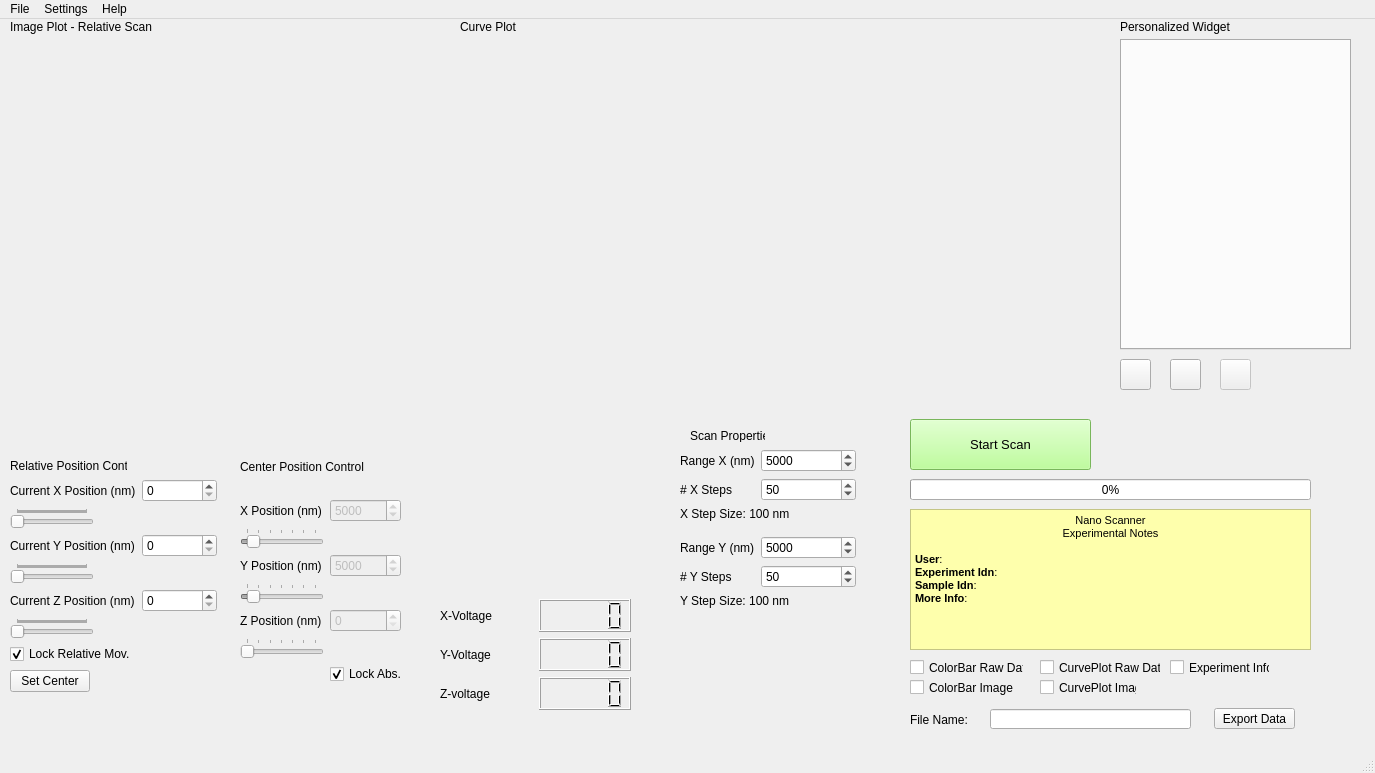
Old version of the form nanoscanner/main_layout.ui in the repository AllisonPessoa/nano-scanner.
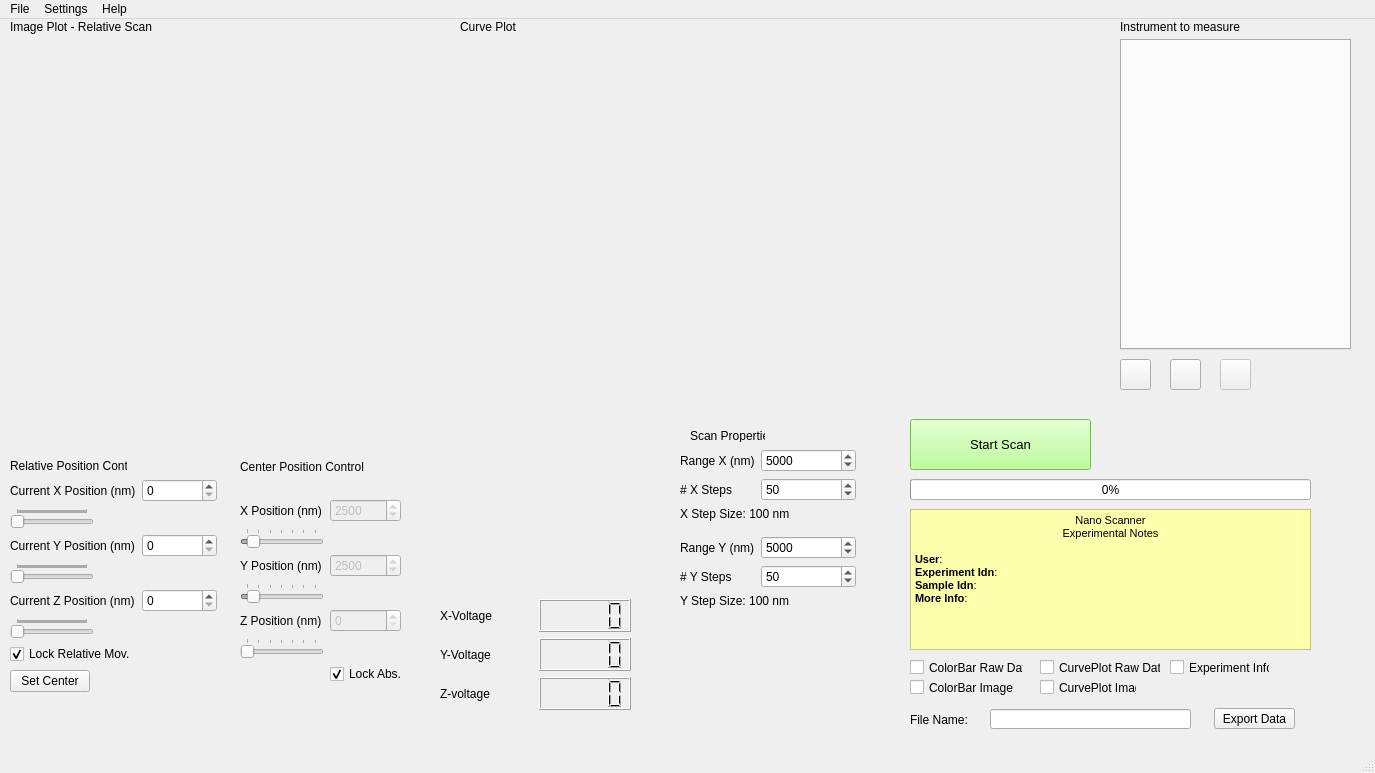
New version of the form. Icons and pictures are not drawn. Custom widgets are drawn as their Qt base class.

Commit message: Changed standard initial position

The edit to the form file:
```diff
--- a/nanoscanner/main_layout.ui
+++ b/nanoscanner/main_layout.ui
@@ -448,7 +448,7 @@
         <number>1000</number>
        </property>
        <property name="value">
-        <number>5000</number>
+        <number>2500</number>
        </property>
       </widget>
      </item>
@@ -511,7 +511,7 @@
         <number>1000</number>
        </property>
        <property name="value">
-        <number>5000</number>
+        <number>2500</number>
        </property>
       </widget>
      </item>
@@ -791,7 +791,7 @@
      </rect>
     </property>
     <property name="text">
-     <string>Personalized Widget</string>
+     <string>Instrument to measure</string>
     </property>
    </widget>
    <widget class="QTabWidget" name="tabWidget_modes">
```
